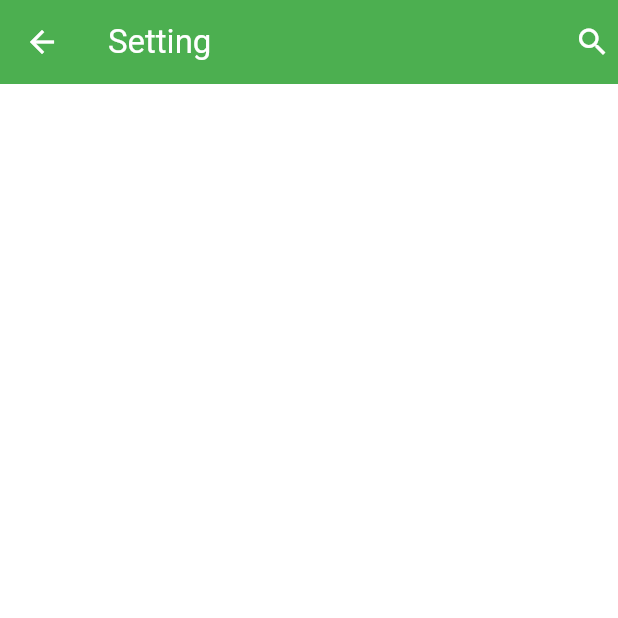
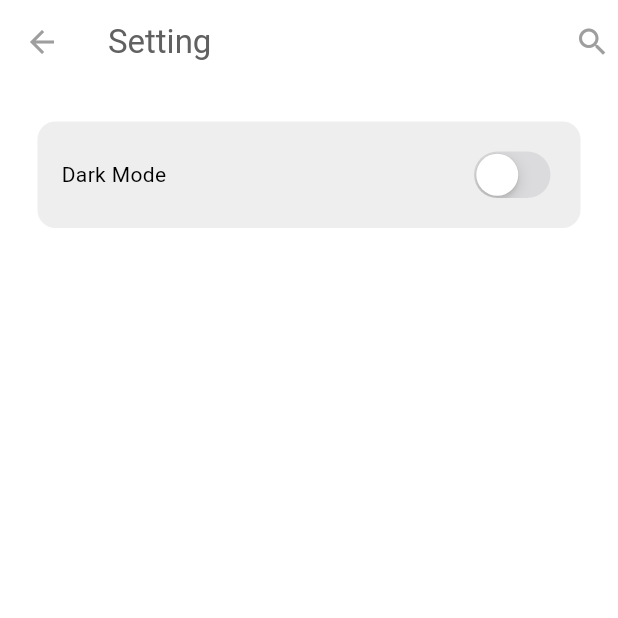
Before and after one commit to yashpflutter/chatapp, a Flutter app: the SettingsPage screen opened directly, on a phone screen of 412 x 824 dp, the top half of it. Run offline on Flutter 3.47's test engine with Material 3 defaults, Android fonts, the phone set to English and light mode, and no system bars; our stand-ins replace cloud_firestore, firebase_auth, firebase_core; accounts and stored records are empty; network calls fail.

Commit message:
Last commit

```diff
--- /dev/null
+++ b/chatapp/devtools_options.yaml
@@ -0,0 +1 @@
+extensions:
--- a/chatapp/lib/components/my_textfield.dart
+++ b/chatapp/lib/components/my_textfield.dart
@@ -1,4 +1,5 @@
 import 'package:flutter/material.dart';
+import 'package:provider/provider.dart';
 
 class MyTextField extends StatelessWidget {
   final String hintText;
@@ -27,7 +28,7 @@ class MyTextField extends StatelessWidget {
                   BorderSide(color: Theme.of(context).colorScheme.primary),
             ),
             enabled: true,
-            fillColor: Theme.of(context).colorScheme.secondary,
+            fillColor: const Color.fromARGB(255, 59, 57, 57),
             filled: true,
             hintText: hintText,
             hintStyle: TextStyle(color: Theme.of(context).colorScheme.primary),
--- a/chatapp/lib/pages/settingpage.dart
+++ b/chatapp/lib/pages/settingpage.dart
@@ -1,5 +1,9 @@
-import 'package:chatapp/components/my_drawer.dart';
+import 'package:chatapp/themes/theme_provider.dart';
+import 'package:flutter/cupertino.dart';
 import 'package:flutter/material.dart';
+import 'package:flutter/rendering.dart';
+import 'package:flutter/widgets.dart';
+import 'package:provider/provider.dart';
 
 class SettingsPage extends StatelessWidget {
   const SettingsPage({super.key});
@@ -7,12 +11,37 @@ class SettingsPage extends StatelessWidget {
   @override
   Widget build(BuildContext context) {
     return Scaffold(
-      appBar: AppBar(
-          backgroundColor: Colors.green,
-          actionsIconTheme: const IconThemeData(),
-          iconTheme: const IconThemeData(color: Colors.white),
-          title: const Text("Setting", style: TextStyle(color: Colors.white)),
-          actions: const [Icon(Icons.search), SizedBox(width: 5)]),
-    );
+        appBar: AppBar(
+            backgroundColor: Colors.transparent,
+            foregroundColor: Colors.grey.shade700,
+            actionsIconTheme: IconThemeData(),
+            iconTheme: const IconThemeData(color: Colors.grey),
+            title: const Text("Setting"),
+            actions: const [
+              Icon(
+                Icons.search,
+                color: Colors.grey,
+              ),
+              SizedBox(width: 5),
+            ]),
+        body: Container(
+          decoration: BoxDecoration(
+              color: Theme.of(context).colorScheme.secondary,
+              borderRadius: BorderRadius.circular(12)),
+          margin: const EdgeInsets.all(25),
+          padding: const EdgeInsets.all(16),
+          child: Row(
+            mainAxisAlignment: MainAxisAlignment.spaceBetween,
+            children: [
+              const Text("Dark Mode"),
+              CupertinoSwitch(
+                  value: Provider.of<ThemeProvider>(context, listen: false)
+                      .isDarkMode,
+                  onChanged: (value) =>
+                      Provider.of<ThemeProvider>(context, listen: false)
+                          .toggleTheme())
+            ],
+          ),
+        ));
   }
 }
--- a/chatapp/lib/services/chats/chat_services.dart
+++ b/chatapp/lib/services/chats/chat_services.dart
@@ -28,8 +28,8 @@ class chatService {
 
 //cretae a new message
     Message newMessage = Message(
-      senderID: currentUserEmail,
-      senderEmail: currentUserId,
+      senderID: currentUserId,
+      senderEmail: currentUserEmail,
       receiverID: receiverID,
       message: message,
       timestamp: timestamp,
@@ -56,7 +56,7 @@ class chatService {
     String chatroomID = ids.join('_');
 
     return _firestore
-        .collection("chat_rooms")
+        .collection("chatrooms")
         .doc(chatroomID)
         .collection("message")
         .orderBy("timestamp", descending: false)
--- /dev/null
+++ b/chatapp/lib/themes/dark_mode.dart
@@ -0,0 +1,10 @@
+import 'package:flutter/material.dart';
+
+ThemeData darkMode = ThemeData(
+    colorScheme: ColorScheme.dark(
+  background: Colors.grey.shade900,
+  primary: Colors.grey.shade600,
+  secondary: Colors.grey.shade600,
+  tertiary: Colors.white,
+  inversePrimary: Colors.grey.shade900,
+));
--- /dev/null
+++ b/chatapp/lib/themes/theme_provider.dart
@@ -0,0 +1,23 @@
+import 'package:chatapp/themes/light_mode.dart';
+import 'dark_mode.dart';
+import 'package:flutter/material.dart';
+
+class ThemeProvider extends ChangeNotifier {
+  ThemeData _themeData = lightMode;
+
+  ThemeData get themeData => _themeData;
+
+  bool get isDarkMode => _themeData == darkMode;
+  set themeData(ThemeData themeData) {
+    _themeData = themeData;
+    notifyListeners();
+  }
+
+  void toggleTheme() {
+    if (_themeData == lightMode) {
+      themeData = darkMode;
+    } else {
+      themeData = lightMode;
+    }
+  }
+}
--- a/chatapp/pubspec.yaml
+++ b/chatapp/pubspec.yaml
@@ -12,6 +12,7 @@ dependencies:
   firebase_core: ^3.2.0
   flutter:
     sdk: flutter
+  provider: ^6.1.2
 
 dev_dependencies:
   flutter_test:
```
Also changed, not shown: chatapp/lib/components/chat_bubble.dart (added, +27 -0 lines), chatapp/lib/main.dart (+7 -2 lines), chatapp/lib/pages/chatpage.dart (+42 -8 lines), chatapp/lib/pages/home_page.dart (+9 -4 lines), chatapp/pubspec.lock.
